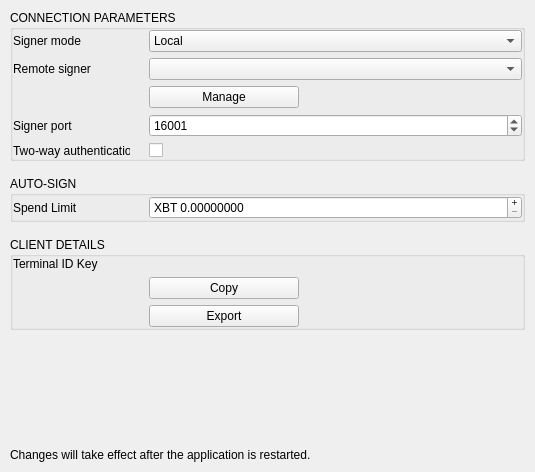
First picture: the form in BlockSettleUILib/Settings/SignerSettingsPage.ui, repository BlockSettle/terminal, before the edit.
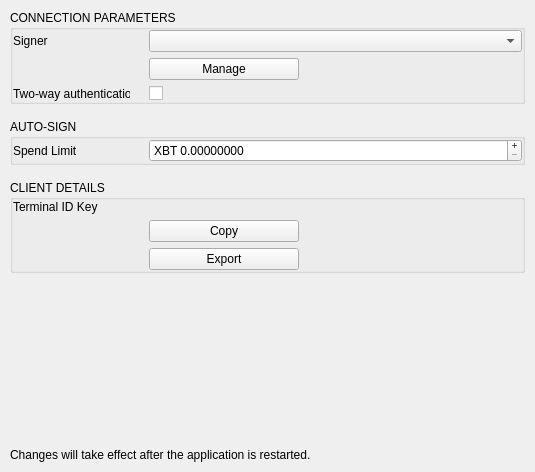
Second picture: the form after the edit. Icons and pictures are not drawn.

Diff of the .ui file:
```diff
--- a/BlockSettleUILib/Settings/SignerSettingsPage.ui
+++ b/BlockSettleUILib/Settings/SignerSettingsPage.ui
@@ -48,48 +48,6 @@
        <number>0</number>
       </property>
       <item row="0" column="0">
-       <widget class="QLabel" name="labelMode">
-        <property name="sizePolicy">
-         <sizepolicy hsizetype="Fixed" vsizetype="Preferred">
-          <horstretch>0</horstretch>
-          <verstretch>0</verstretch>
-         </sizepolicy>
-        </property>
-        <property name="minimumSize">
-         <size>
-          <width>130</width>
-          <height>0</height>
-         </size>
-        </property>
-        <property name="maximumSize">
-         <size>
-          <width>130</width>
-          <height>16777215</height>
-         </size>
-        </property>
-        <property name="text">
-         <string>Signer mode</string>
-        </property>
-       </widget>
-      </item>
-      <item row="0" column="1">
-       <widget class="QComboBox" name="comboBoxRunMode">
-        <property name="frame">
-         <bool>true</bool>
-        </property>
-        <item>
-         <property name="text">
-          <string extracomment="Signer process is started automatically on local computer">Local</string>
-         </property>
-        </item>
-        <item>
-         <property name="text">
-          <string extracomment="Signer process is started manually on local or remote computer">Remote</string>
-         </property>
-        </item>
-       </widget>
-      </item>
-      <item row="1" column="0">
        <widget class="QLabel" name="labelHost">
         <property name="sizePolicy">
          <sizepolicy hsizetype="Fixed" vsizetype="Preferred">
@@ -110,17 +68,14 @@
          </size>
         </property>
         <property name="text">
-         <string>Remote signer</string>
+         <string>Signer</string>
         </property>
         <property name="wordWrap">
          <bool>true</bool>
         </property>
        </widget>
       </item>
-      <item row="1" column="1">
-       <widget class="QComboBox" name="comboBoxRemoteSigner"/>
-      </item>
-      <item row="2" column="0">
+      <item row="1" column="0">
        <widget class="QLabel" name="labelHost_2">
         <property name="sizePolicy">
          <sizepolicy hsizetype="Fixed" vsizetype="Preferred">
@@ -149,97 +104,25 @@
        </widget>
       </item>
       <item row="2" column="1">
-       <widget class="QWidget" name="widgetSignerKeyComboBox" native="true">
-        <layout class="QHBoxLayout" name="layoutOfflineDir_2">
-         <property name="spacing">
-          <number>5</number>
-         </property>
-         <property name="leftMargin">
-          <number>0</number>
-         </property>
-         <property name="topMargin">
-          <number>0</number>
-         </property>
-         <property name="rightMargin">
-          <number>0</number>
-         </property>
-         <property name="bottomMargin">
-          <number>0</number>
-         </property>
-         <item>
-          <widget class="QPushButton" name="pushButtonManageSignerKeys">
-           <property name="minimumSize">
-            <size>
-             <width>150</width>
-             <height>0</height>
-            </size>
-           </property>
-           <property name="text">
-            <string>Manage</string>
-           </property>
-          </widget>
-         </item>
-         <item>
-          <spacer name="horizontalSpacer">
-           <property name="orientation">
-            <enum>Qt::Horizontal</enum>
-           </property>
-           <property name="sizeHint" stdset="0">
-            <size>
-             <width>40</width>
-             <height>20</height>
-            </size>
-           </property>
-          </spacer>
-         </item>
-        </layout>
-       </widget>
-      </item>
-      <item row="3" column="0">
-       <widget class="QLabel" name="labelPort">
-        <property name="sizePolicy">
-         <sizepolicy hsizetype="Fixed" vsizetype="Preferred">
-          <horstretch>0</horstretch>
-          <verstretch>0</verstretch>
-         </sizepolicy>
-        </property>
-        <property name="minimumSize">
-         <size>
-          <width>130</width>
-          <height>0</height>
-         </size>
-        </property>
-        <property name="maximumSize">
-         <size>
-          <width>130</width>
-          <height>16777215</height>
-         </size>
-        </property>
-        <property name="text">
-         <string>Signer port</string>
-        </property>
-        <property name="wordWrap">
+       <widget class="QCheckBox" name="checkBoxTwoWayAuth">
+        <property name="enabled">
          <bool>true</bool>
         </property>
-       </widget>
-      </item>
-      <item row="3" column="1">
-       <widget class="QSpinBox" name="spinBoxPort">
         <property name="sizePolicy">
          <sizepolicy hsizetype="Preferred" vsizetype="Fixed">
           <horstretch>0</horstretch>
           <verstretch>0</verstretch>
          </sizepolicy>
         </property>
-        <property name="maximum">
-         <number>65535</number>
-        </property>
-        <property name="value">
-         <number>16001</number>
+        <property name="text">
+         <string/>
         </property>
        </widget>
       </item>
-      <item row="4" column="0">
+      <item row="0" column="1">
+       <widget class="QComboBox" name="comboBoxSigner"/>
+      </item>
+      <item row="2" column="0">
        <widget class="QWidget" name="widgetTwoWayAuth" native="true">
         <property name="sizePolicy">
          <sizepolicy hsizetype="Fixed" vsizetype="Preferred">
@@ -316,20 +199,51 @@
         </layout>
        </widget>
       </item>
-      <item row="4" column="1">
-       <widget class="QCheckBox" name="checkBoxTwoWayAuth">
-        <property name="enabled">
-         <bool>true</bool>
-        </property>
-        <property name="sizePolicy">
-         <sizepolicy hsizetype="Preferred" vsizetype="Fixed">
-          <horstretch>0</horstretch>
-          <verstretch>0</verstretch>
-         </sizepolicy>
-        </property>
-        <property name="text">
-         <string/>
-        </property>
+      <item row="1" column="1">
+       <widget class="QWidget" name="widgetSignerKeyComboBox" native="true">
+        <layout class="QHBoxLayout" name="layoutOfflineDir_2">
+         <property name="spacing">
+          <number>5</number>
+         </property>
+         <property name="leftMargin">
+          <number>0</number>
+         </property>
+         <property name="topMargin">
+          <number>0</number>
+         </property>
+         <property name="rightMargin">
+          <number>0</number>
+         </property>
+         <property name="bottomMargin">
+          <number>0</number>
+         </property>
+         <item>
+          <widget class="QPushButton" name="pushButtonManageSignerKeys">
+           <property name="minimumSize">
+            <size>
+             <width>150</width>
+             <height>0</height>
+            </size>
+           </property>
+           <property name="text">
+            <string>Manage</string>
+           </property>
+          </widget>
+         </item>
+         <item>
+          <spacer name="horizontalSpacer">
+           <property name="orientation">
+            <enum>Qt::Horizontal</enum>
+           </property>
+           <property name="sizeHint" stdset="0">
+            <size>
+             <width>40</width>
+             <height>20</height>
+            </size>
+           </property>
+          </spacer>
+         </item>
+        </layout>
        </widget>
       </item>
      </layout>
```
